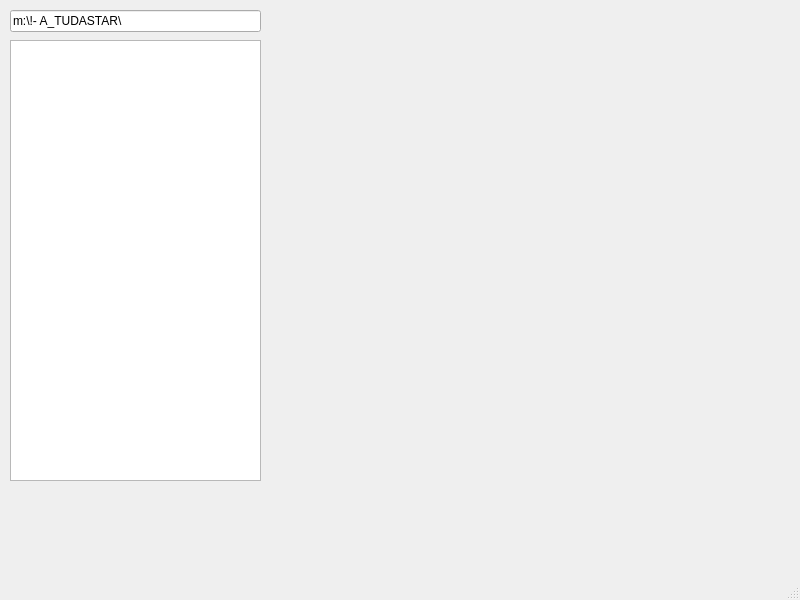
Before: the Qt Designer form renamemirrors.ui in matedon/rename_mirrors_gui, drawn with Qt 5.
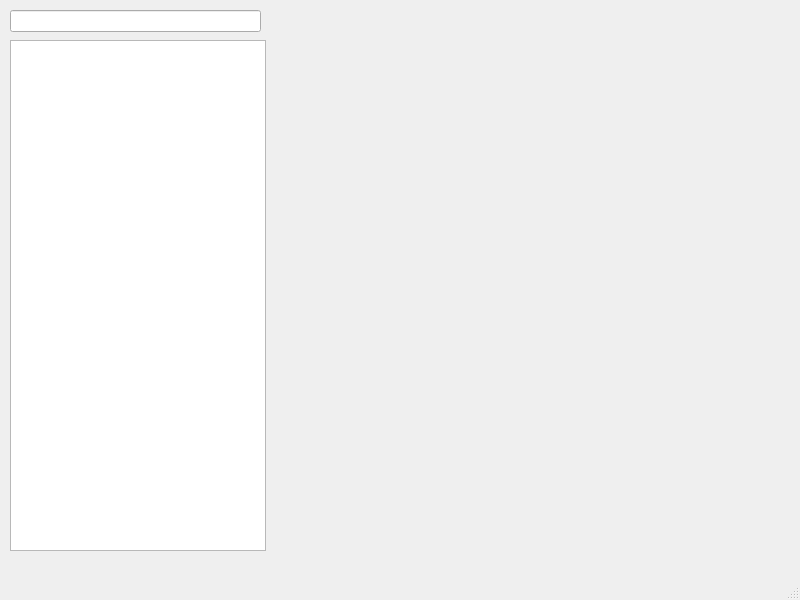
After: the same form once the commit is applied.

What changed in the file:
```diff
--- a/renamemirrors.ui
+++ b/renamemirrors.ui
@@ -14,17 +14,7 @@
    <string>MainWindow</string>
   </property>
   <widget class="QWidget" name="centralwidget">
-   <widget class="QListView" name="listView">
-    <property name="geometry">
-     <rect>
-      <x>10</x>
-      <y>40</y>
-      <width>251</width>
-      <height>441</height>
-     </rect>
-    </property>
-   </widget>
-   <widget class="QLineEdit" name="lineEdit">
+   <widget class="QLineEdit" name="path1">
     <property name="geometry">
      <rect>
       <x>10</x>
@@ -34,7 +24,17 @@
      </rect>
     </property>
     <property name="text">
-     <string>m:\!- A_TUDASTAR\</string>
+     <string/>
+    </property>
+   </widget>
+   <widget class="QListWidget" name="list1">
+    <property name="geometry">
+     <rect>
+      <x>10</x>
+      <y>40</y>
+      <width>256</width>
+      <height>511</height>
+     </rect>
     </property>
    </widget>
   </widget>
```
